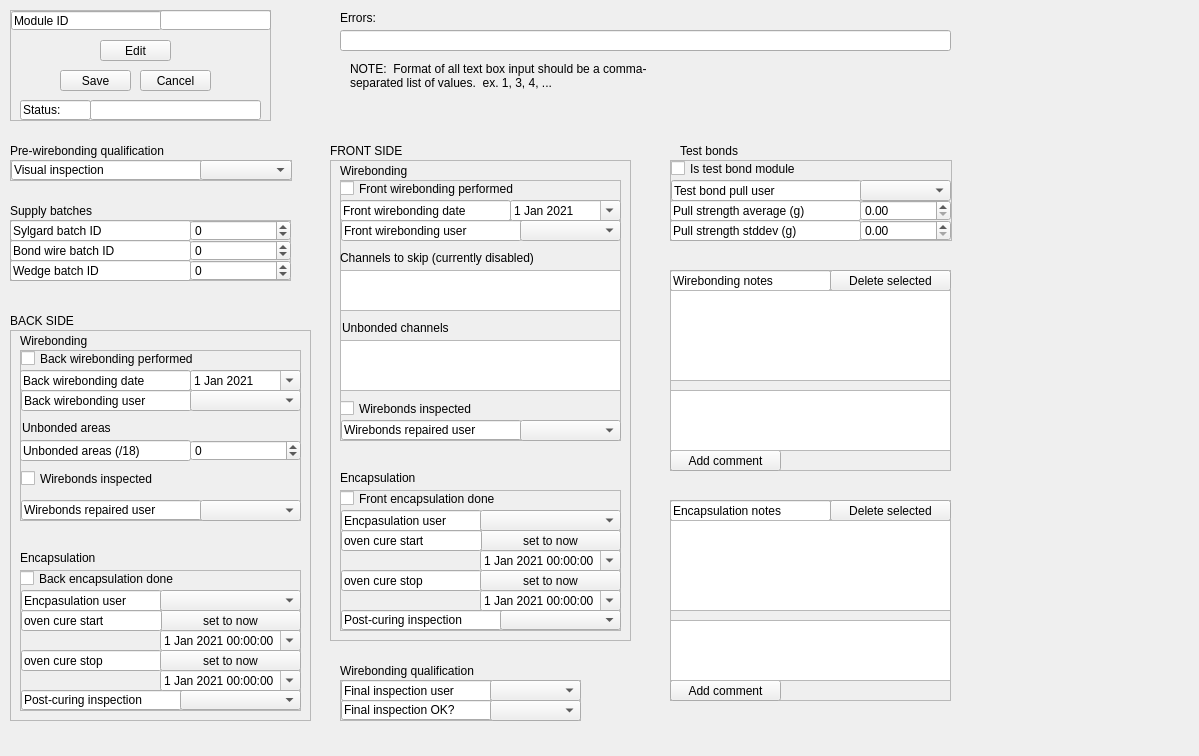
IncandelaLab/SharedUI, file pages_ui/view_wirebonding.ui: the form before one commit.
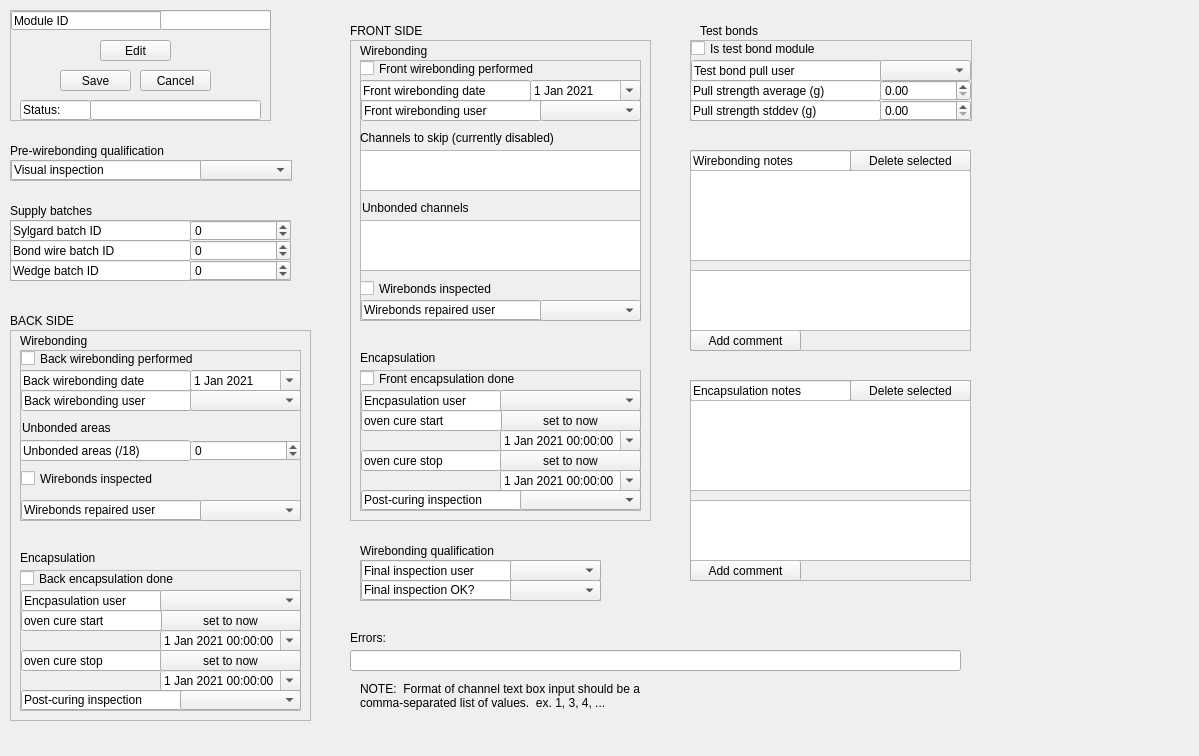
The form after the commit.

Patch:
```diff
--- a/pages_ui/view_wirebonding.ui
+++ b/pages_ui/view_wirebonding.ui
@@ -87,8 +87,8 @@
   <widget class="QLabel" name="label_4">
    <property name="geometry">
     <rect>
-     <x>340</x>
-     <y>660</y>
+     <x>360</x>
+     <y>540</y>
      <width>181</width>
      <height>21</height>
     </rect>
@@ -100,8 +100,8 @@
   <widget class="QFrame" name="frame_3">
    <property name="geometry">
     <rect>
-     <x>340</x>
-     <y>680</y>
+     <x>360</x>
+     <y>560</y>
      <width>241</width>
      <height>41</height>
     </rect>
@@ -188,8 +188,8 @@
   <widget class="QFrame" name="frame_5">
    <property name="geometry">
     <rect>
-     <x>670</x>
-     <y>160</y>
+     <x>690</x>
+     <y>40</y>
      <width>282</width>
      <height>81</height>
     </rect>
@@ -298,8 +298,8 @@
   <widget class="QLabel" name="label_8">
    <property name="geometry">
     <rect>
-     <x>680</x>
-     <y>140</y>
+     <x>700</x>
+     <y>20</y>
      <width>211</width>
      <height>21</height>
     </rect>
@@ -311,8 +311,8 @@
   <widget class="QLineEdit" name="leErrors">
    <property name="geometry">
     <rect>
-     <x>340</x>
-     <y>30</y>
+     <x>350</x>
+     <y>650</y>
      <width>611</width>
      <height>21</height>
     </rect>
@@ -327,14 +327,14 @@
   <widget class="QLabel" name="label_6">
    <property name="geometry">
     <rect>
-     <x>350</x>
-     <y>50</y>
+     <x>360</x>
+     <y>670</y>
      <width>321</width>
      <height>51</height>
     </rect>
    </property>
    <property name="text">
-    <string>NOTE:  Format of all text box input should be a comma-separated list of values.  ex. 1, 3, 4, ...</string>
+    <string>NOTE:  Format of channel text box input should be a comma-separated list of values.  ex. 1, 3, 4, ...</string>
    </property>
    <property name="wordWrap">
     <bool>true</bool>
@@ -343,8 +343,8 @@
   <widget class="QLabel" name="label_15">
    <property name="geometry">
     <rect>
-     <x>340</x>
-     <y>10</y>
+     <x>350</x>
+     <y>630</y>
      <width>181</width>
      <height>16</height>
     </rect>
@@ -1062,8 +1062,8 @@
   <widget class="QFrame" name="frame_11">
    <property name="geometry">
     <rect>
-     <x>330</x>
-     <y>160</y>
+     <x>350</x>
+     <y>40</y>
      <width>301</width>
      <height>481</height>
     </rect>
@@ -1512,8 +1512,8 @@
   <widget class="QLabel" name="label_11">
    <property name="geometry">
     <rect>
-     <x>330</x>
-     <y>140</y>
+     <x>350</x>
+     <y>20</y>
      <width>171</width>
      <height>21</height>
     </rect>
@@ -1525,8 +1525,8 @@
   <widget class="QFrame" name="frame_12">
    <property name="geometry">
     <rect>
-     <x>670</x>
-     <y>270</y>
+     <x>690</x>
+     <y>150</y>
      <width>281</width>
      <height>201</height>
     </rect>
@@ -1606,8 +1606,8 @@
   <widget class="QFrame" name="frame_13">
    <property name="geometry">
     <rect>
-     <x>670</x>
-     <y>500</y>
+     <x>690</x>
+     <y>380</y>
      <width>281</width>
      <height>201</height>
     </rect>
```
